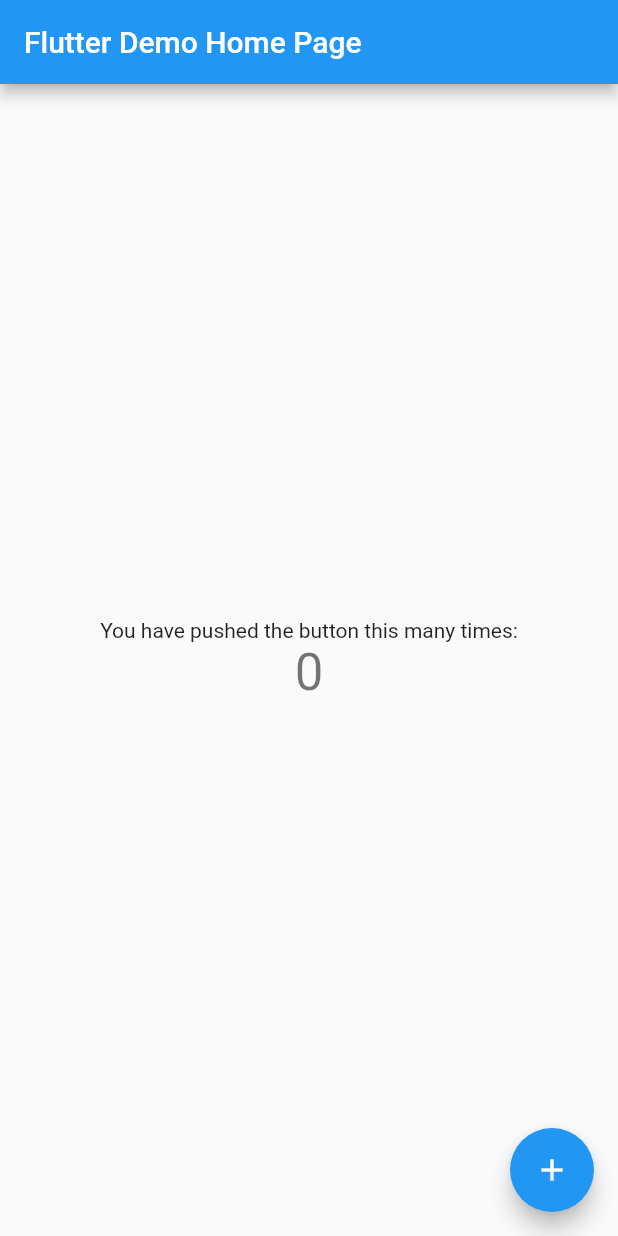
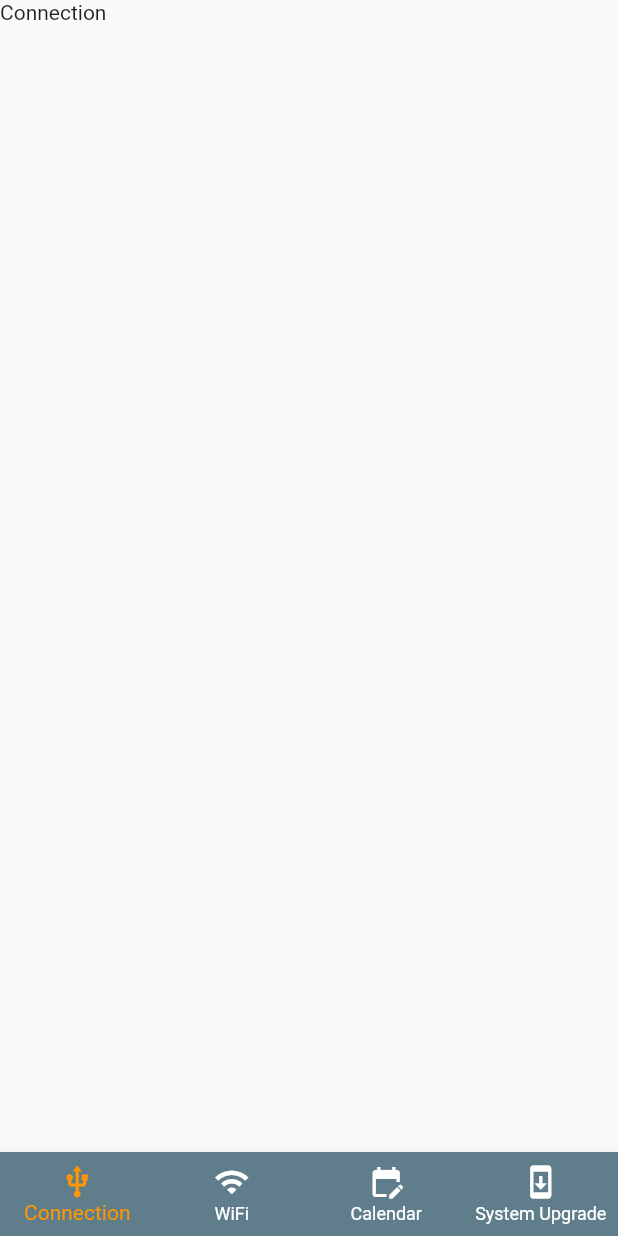
Before and after one commit to huming2207/perpetcal-config-app, a Flutter app: the screen it shows after launch, on a phone screen of 412 x 824 dp. Run offline on Flutter 3.47's test engine with Material 2 defaults, Android fonts, the phone set to English and light mode, and no system bars; our stand-ins replace get.

Commit message:
main: initial impl

```diff
--- a/lib/main.dart
+++ b/lib/main.dart
@@ -1,115 +1,90 @@
 import 'package:flutter/material.dart';
+import 'package:get/get.dart';
 
 void main() {
-  runApp(const MyApp());
+  runApp(GetMaterialApp(
+    debugShowCheckedModeBanner: false,
+    initialRoute: '/main',
+    defaultTransition: Transition.fade,
+    getPages: [
+      GetPage(name: '/main', page: () => const MainPage(), binding: MainBinding()),
+    ],
+  ));
 }
 
-class MyApp extends StatelessWidget {
-  const MyApp({Key? key}) : super(key: key);
-
-  // This widget is the root of your application.
+class MainBinding extends Bindings {
   @override
-  Widget build(BuildContext context) {
-    return MaterialApp(
-      title: 'Flutter Demo',
-      theme: ThemeData(
-        // This is the theme of your application.
-        //
-        // Try running your application with "flutter run". You'll see the
-        // application has a blue toolbar. Then, without quitting the app, try
-        // changing the primarySwatch below to Colors.green and then invoke
-        // "hot reload" (press "r" in the console where you ran "flutter run",
-        // or simply save your changes to "hot reload" in a Flutter IDE).
-        // Notice that the counter didn't reset back to zero; the application
-        // is not restarted.
-        primarySwatch: Colors.blue,
-      ),
-      home: const MyHomePage(title: 'Flutter Demo Home Page'),
-    );
+  void dependencies() {
+    Get.lazyPut(() => MainController());
   }
 }
 
-class MyHomePage extends StatefulWidget {
-  const MyHomePage({Key? key, required this.title}) : super(key: key);
+class MainController extends GetxController {
+  static MainController get to => Get.find();
+  var currIdx = 0.obs;
+  final pages = <String>['/connect', '/wifi', '/ical', '/ota'];
 
-  // This widget is the home page of your application. It is stateful, meaning
-  // that it has a State object (defined below) that contains fields that affect
-  // how it looks.
+  void changePage(int idx) {
+    currIdx.value = idx;
+    Get.toNamed(pages[idx], id: 1);
+  }
 
-  // This class is the configuration for the state. It holds the values (in this
-  // case the title) provided by the parent (in this case the App widget) and
-  // used by the build method of the State. Fields in a Widget subclass are
-  // always marked "final".
+  Route? onGenerateRoute(RouteSettings settings) {
+    if (settings.name == '/connect') {
+      return GetPageRoute(
+        settings: settings,
+        page: () => const Text('Connection'),
+      );
+    }
 
-  final String title;
+    if (settings.name == '/wifi') {
+      return GetPageRoute(
+        settings: settings,
+        page: () => const Text('WiFi Setup'),
+      );
+    }
 
-  @override
-  State<MyHomePage> createState() => _MyHomePageState();
+    if (settings.name == '/ical') {
+      return GetPageRoute(
+        settings: settings,
+        page: () => const Text('iCal'),
+      );
+    }
+
+    if (settings.name == '/ota') {
+      return GetPageRoute(
+        settings: settings,
+        page: () => const Text('OTA'),
+      );
+    }
+
+    return null;
+  }
 }
 
-class _MyHomePageState extends State<MyHomePage> {
-  int _counter = 0;
-
-  void _incrementCounter() {
-    setState(() {
-      // This call to setState tells the Flutter framework that something has
-      // changed in this State, which causes it to rerun the build method below
-      // so that the display can reflect the updated values. If we changed
-      // _counter without calling setState(), then the build method would not be
-      // called again, and so nothing would appear to happen.
-      _counter++;
-    });
-  }
+class MainPage extends GetView<MainController> {
+  const MainPage({Key? key}) : super(key: key);
 
   @override
   Widget build(BuildContext context) {
-    // This method is rerun every time setState is called, for instance as done
-    // by the _incrementCounter method above.
-    //
-    // The Flutter framework has been optimized to make rerunning build methods
-    // fast, so that you can just rebuild anything that needs updating rather
-    // than having to individually change instances of widgets.
     return Scaffold(
-      appBar: AppBar(
-        // Here we take the value from the MyHomePage object that was created by
-        // the App.build method, and use it to set our appbar title.
-        title: Text(widget.title),
-      ),
-      body: Center(
-        // Center is a layout widget. It takes a single child and positions it
-        // in the middle of the parent.
-        child: Column(
-          // Column is also a layout widget. It takes a list of children and
-          // arranges them vertically. By default, it sizes itself to fit its
-          // children horizontally, and tries to be as tall as its parent.
-          //
-          // Invoke "debug painting" (press "p" in the console, choose the
-          // "Toggle Debug Paint" action from the Flutter Inspector in Android
-          // Studio, or the "Toggle Debug Paint" command in Visual Studio Code)
-          // to see the wireframe for each widget.
-          //
-          // Column has various properties to control how it sizes itself and
-          // how it positions its children. Here we use mainAxisAlignment to
-          // center the children vertically; the main axis here is the vertical
-          // axis because Columns are vertical (the cross axis would be
-          // horizontal).
-          mainAxisAlignment: MainAxisAlignment.center,
-          children: <Widget>[
-            const Text(
-              'You have pushed the button this many times:',
-            ),
-            Text(
-              '$_counter',
-              style: Theme.of(context).textTheme.headline4,
-            ),
-          ],
+        body: Navigator(
+          initialRoute: '/connect',
+          key: Get.nestedKey(1),
+          onGenerateRoute: controller.onGenerateRoute,
         ),
-      ),
-      floatingActionButton: FloatingActionButton(
-        onPressed: _incrementCounter,
-        tooltip: 'Increment',
-        child: const Icon(Icons.add),
-      ), // This trailing comma makes auto-formatting nicer for build methods.
-    );
+        bottomNavigationBar: Obx(() => BottomNavigationBar(
+                backgroundColor: Colors.blueGrey,
+                selectedItemColor: Colors.orange[500],
+                unselectedItemColor: Colors.white,
+                type: BottomNavigationBarType.fixed,
+                onTap: controller.changePage,
+                currentIndex: controller.currIdx.value,
+                items: const <BottomNavigationBarItem>[
+                  BottomNavigationBarItem(icon: Icon(Icons.usb), label: 'Connection'),
+                  BottomNavigationBarItem(icon: Icon(Icons.wifi), label: 'WiFi'),
+                  BottomNavigationBarItem(icon: Icon(Icons.edit_calendar), label: 'Calendar'),
+                  BottomNavigationBarItem(icon: Icon(Icons.system_update), label: 'System Upgrade')
+                ])));
   }
 }
```
